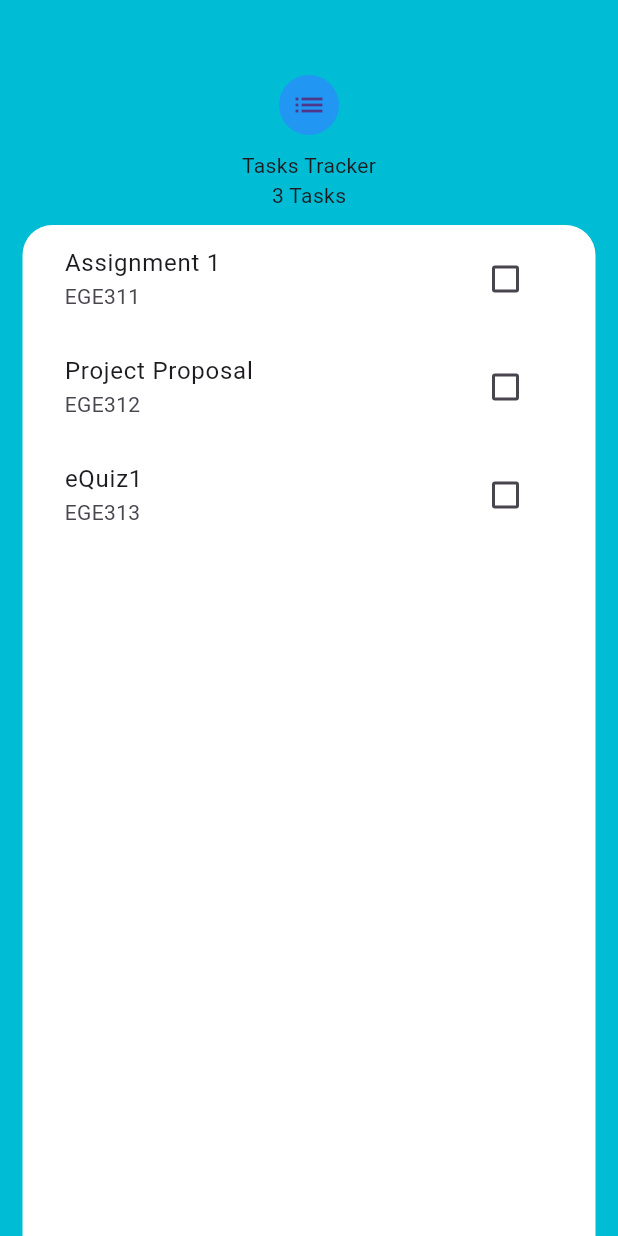
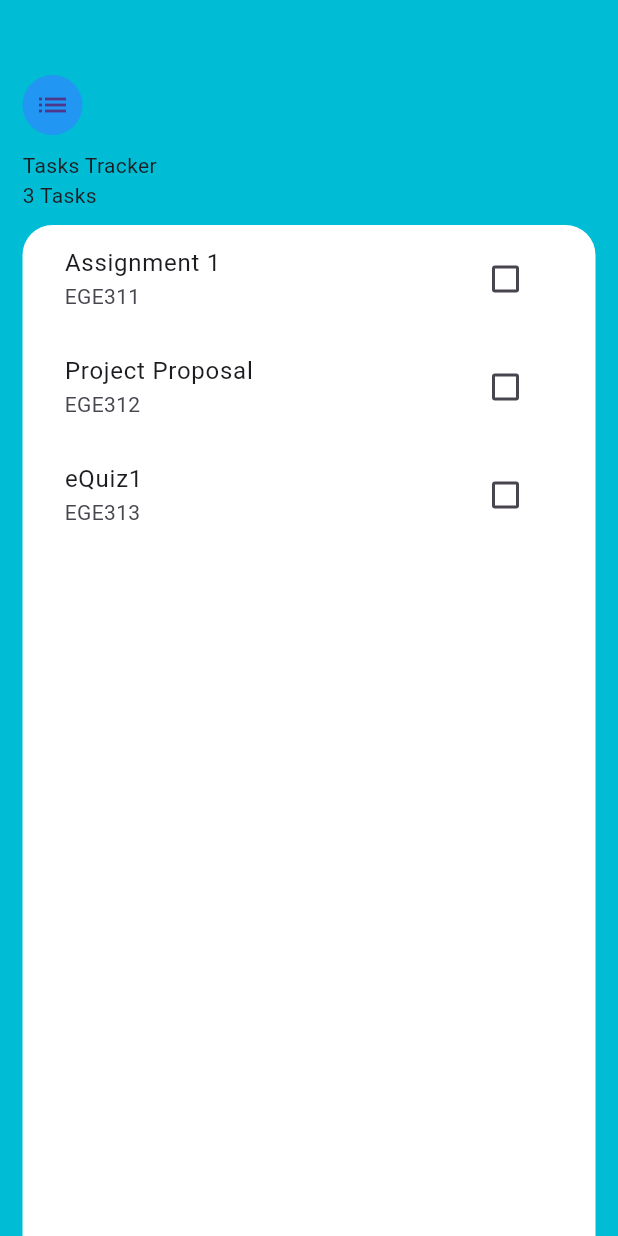
Before and after one commit to zacw-243L/flutter-tasks-app, a Flutter app: the screen it shows after launch, on a phone screen of 412 x 824 dp. Run offline on Flutter 3.47's test engine with Material 3 defaults, Android fonts, the phone set to English and light mode, and no system bars.

Commit message:
Lab 7 Page 3 (changed Alignment)

```diff
--- a/lib/screens/tasks_screen.dart
+++ b/lib/screens/tasks_screen.dart
@@ -23,7 +23,10 @@ class _TasksScreenState extends State<TasksScreen> {
         child: Padding(
           padding: const EdgeInsets.only(
               top: 40.0, left: 15.0, right: 15.0, bottom: 0),
+          child: Align(
+            alignment: Alignment.topLeft,
             child: Column(
+              crossAxisAlignment: CrossAxisAlignment.start, // add this line
               children: [
                 const SizedBox(height: 10.0),
                 const CircleAvatar(
@@ -63,6 +66,7 @@ class _TasksScreenState extends State<TasksScreen> {
             ),
           ),
         ),
+      ),
     );
   }
 }
```
Lines whose indentation alone changed are shown as unchanged.
